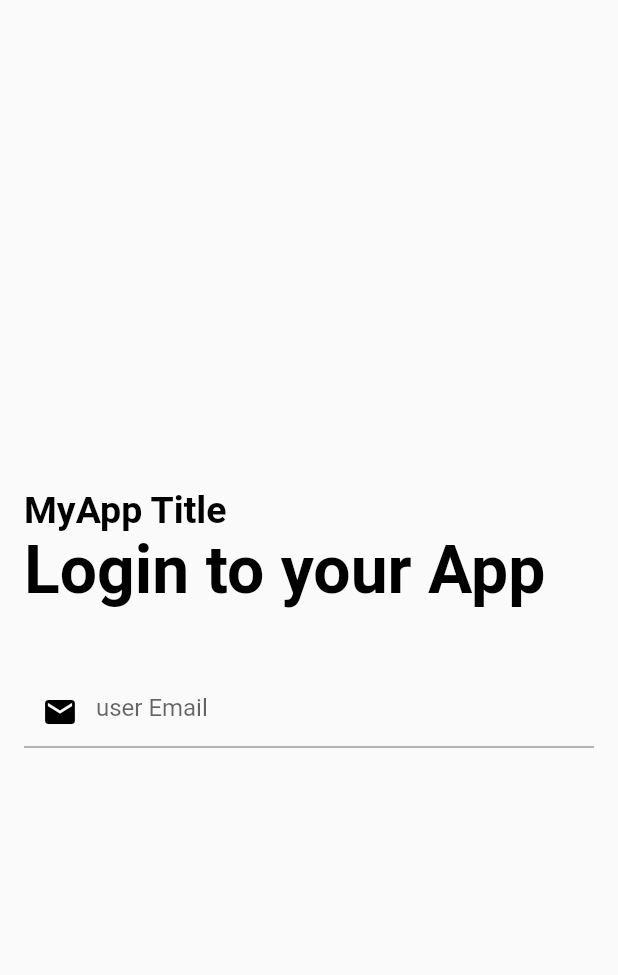
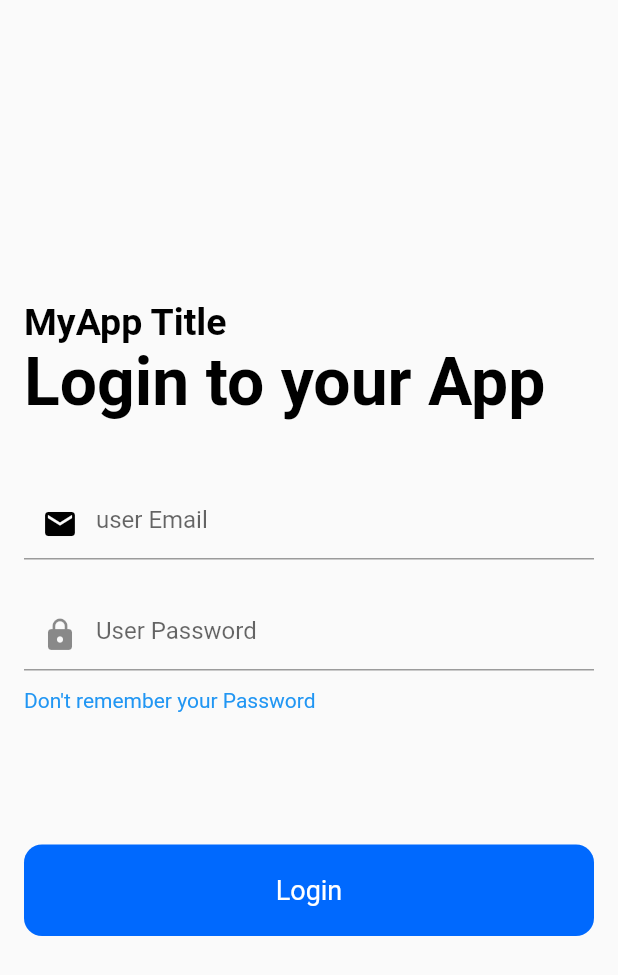
Before and after one commit to eoeefosa/loginScreen, a Flutter app: the screen it shows after launch, on a phone screen of 412 x 824 dp. Shown: the top 975 px of the screen. Run offline on Flutter 3.47's test engine with Material 2 defaults, Android fonts, the phone set to English and light mode, and no system bars.

```diff
--- a/lib/main.dart
+++ b/lib/main.dart
@@ -10,7 +10,7 @@ class MyApp extends StatelessWidget {
   // This widget is the root of your application.
   @override
   Widget build(BuildContext context) {
-    return MaterialApp(
+    return const MaterialApp(
       home: Homepage(),
     );
   }
@@ -26,7 +26,7 @@ class Homepage extends StatefulWidget {
 class _HomepageState extends State<Homepage> {
   @override
   Widget build(BuildContext context) {
-    return Scaffold(body: const LoginScreen());
+    return const Scaffold(body: LoginScreen());
   }
 }
 
@@ -45,8 +45,8 @@ class _LoginScreenState extends State<LoginScreen> {
       child: Column(
         mainAxisAlignment: MainAxisAlignment.center,
         crossAxisAlignment: CrossAxisAlignment.start,
-        children: const [
-          Text(
+        children: [
+          const Text(
             'MyApp Title',
             style: TextStyle(
               color: Colors.black,
@@ -54,7 +54,7 @@ class _LoginScreenState extends State<LoginScreen> {
               fontWeight: FontWeight.bold,
             ),
           ),
-          Text(
+          const Text(
             'Login to your App',
             style: TextStyle(
               color: Colors.black,
@@ -62,17 +62,56 @@ class _LoginScreenState extends State<LoginScreen> {
               fontWeight: FontWeight.bold,
             ),
           ),
-          SizedBox(
+          const SizedBox(
             height: 44,
           ),
-          TextField(
+          const TextField(
             keyboardType: TextInputType.emailAddress,
             decoration: InputDecoration(
-                hintText: "user Email",
-                prefixIcon: Icon(
-                  Icons.mail,
-                  color: Colors.black,
-                )),
+              hintText: "user Email",
+              prefixIcon: Icon(
+                Icons.mail,
+                color: Colors.black,
+              ),
+            ),
+          ),
+          const SizedBox(
+            height: 26.0,
+          ),
+          const TextField(
+            // keyboardType: TextInputType.visiblePassword,
+            obscureText: true,
+            decoration: InputDecoration(
+              hintText: 'User Password',
+              prefixIcon: Icon(Icons.lock),
+            ),
+          ),
+          const SizedBox(
+            height: 12.0,
+          ),
+          const Text(
+            "Don't remember your Password",
+            style: TextStyle(color: Colors.blue),
+          ),
+          const SizedBox(
+            height: 88.0,
+          ),
+          SizedBox(
+            width: double.infinity,
+            child: RawMaterialButton(
+              fillColor: const Color(0xFF0069FE),
+              elevation: 0.0,
+              padding: const EdgeInsets.symmetric(vertical: 20.0),
+              shape: RoundedRectangleBorder(borderRadius: BorderRadius.circular(12.0)),
+              onPressed: () {},
+              child: const Text(
+                'Login',
+                style: TextStyle(
+                  color: Colors.white,
+                  fontSize: 18.0,
+                ),
+              ),
+            ),
           )
         ],
       ),
```
Also changed, not shown: 3 other files.
